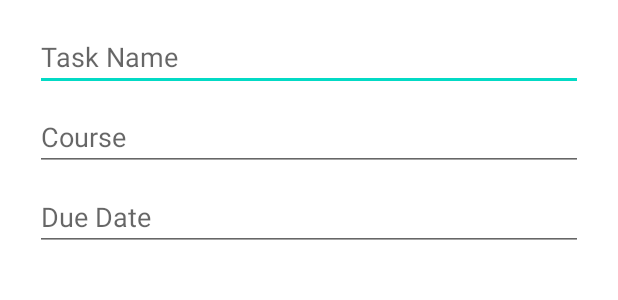
After one commit to ND68/College-Scheduler, an Android app: the layout edit_popup_todos.xml on its own in the app's theme, with its tools: preview values and no code run, on a phone screen of 412 x 824 dp. The commit adds this screen. Shown: the top 300 px of the screen. Run offline under Robolectric (Android 15) with nearby library versions, the phone set to English and light mode, and no system bars.

Commit message:
todo edit and delete popups work
fixed itemview focusable, changed item format in listview, attempted status sort

```diff
--- /dev/null
+++ b/app/src/main/res/layout/edit_popup_todos.xml
@@ -0,0 +1,44 @@
+<?xml version="1.0" encoding="utf-8"?>
+<androidx.constraintlayout.widget.ConstraintLayout xmlns:android="http://schemas.android.com/apk/res/android"
+    xmlns:app="http://schemas.android.com/apk/res-auto"
+    xmlns:tools="http://schemas.android.com/tools"
+    android:layout_width="match_parent"
+    android:layout_height="match_parent"
+    android:padding="15dp">
+
+    <EditText
+        android:id="@+id/editTextNameTP"
+        android:layout_width="0dp"
+        android:layout_height="wrap_content"
+        android:layout_marginStart="8dp"
+        android:layout_marginEnd="8dp"
+        android:hint="@string/task_name"
+        app:layout_constraintEnd_toEndOf="parent"
+        app:layout_constraintStart_toStartOf="parent"
+        app:layout_constraintTop_toTopOf="parent">
+    </EditText>
+    <EditText
+        android:id="@+id/editTextCourseTP"
+        android:layout_width="0dp"
+        android:layout_height="wrap_content"
+        android:layout_marginStart="8dp"
+        android:layout_marginTop="8dp"
+        android:layout_marginEnd="8dp"
+        android:hint="@string/course"
+        app:layout_constraintEnd_toEndOf="parent"
+        app:layout_constraintStart_toStartOf="parent"
+        app:layout_constraintTop_toBottomOf="@id/editTextNameTP">
+    </EditText>
+    <EditText
+        android:id="@+id/editTextDateTP"
+        android:layout_width="0dp"
+        android:layout_height="wrap_content"
+        android:layout_marginStart="8dp"
+        android:layout_marginTop="8dp"
+        android:layout_marginEnd="8dp"
+        android:hint="@string/due_date"
+        app:layout_constraintEnd_toEndOf="parent"
+        app:layout_constraintStart_toStartOf="parent"
+        app:layout_constraintTop_toBottomOf="@id/editTextCourseTP">
+    </EditText>
+</androidx.constraintlayout.widget.ConstraintLayout>
--- a/app/src/main/res/layout/fragment_todo.xml
+++ b/app/src/main/res/layout/fragment_todo.xml
@@ -27,7 +27,7 @@
         <ListView
             android:id="@+id/listViewT"
             android:layout_width="match_parent"
-            android:layout_height="wrap_content"
+            android:layout_height="400dp"
             app:layout_constraintEnd_toEndOf="parent"
             app:layout_constraintHorizontal_bias="1.0"
             app:layout_constraintStart_toStartOf="parent"
```
Also changed, not shown: app/src/main/java/com/example/collegescheduler/ui/todo/TodoFragment.java (+67 -11 lines), app/src/main/java/com/example/collegescheduler/ui/todo/TodoListAdapter.java (+9 -5 lines), app/src/main/res/layout/item_todo.xml (+8 -8 lines).
